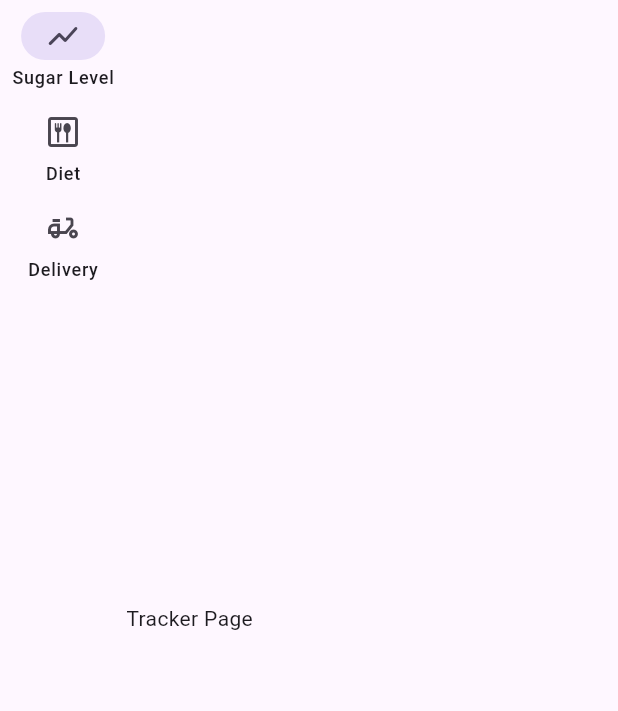
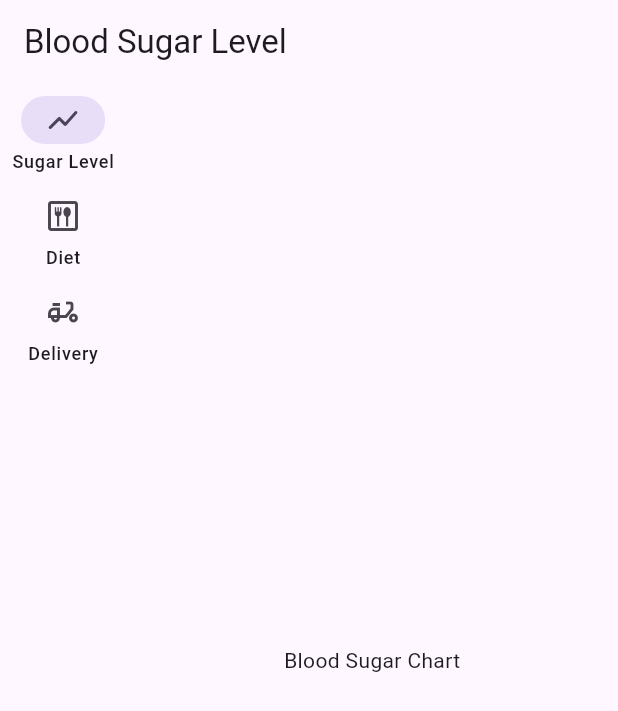
Before and after one commit to jasonkang14/gemini-ai-competition, a Flutter app: the screen it shows after launch, after a tap on "Sugar Level", on a phone screen of 412 x 824 dp. Shown: the top 711 px of the screen. Run offline on Flutter 3.47's test engine with Material 3 defaults, Android fonts, the phone set to English and light mode, and no system bars; our stand-ins replace firebase_core, flutter_riverpod, go_router, url_strategy; accounts and stored records are empty.

Commit message:
Add pages

```diff
--- a/lib/app/pages/main/main_page.dart
+++ b/lib/app/pages/main/main_page.dart
@@ -1,4 +1,7 @@
 import 'package:flutter/material.dart';
+import 'package:gemini_hackathon/app/pages/main/widgets/blood_sugar_chart.dart';
+import 'package:gemini_hackathon/app/pages/main/widgets/diet_management.dart';
+import 'package:gemini_hackathon/app/pages/main/widgets/food_delievery.dart';
 
 class MainPage extends StatefulWidget {
   const MainPage({super.key});
@@ -8,12 +11,21 @@ class MainPage extends StatefulWidget {
 }
 
 class _MainPageState extends State<MainPage> {
-  int _selectedIndex = 0;
+  int _selectedIndex = 1;
   NavigationRailLabelType labelType = NavigationRailLabelType.all;
+
+  static const List<Widget> _widgetOptions = [
+    BloodSugarChart(),
+    DietManagement(),
+    FoodDelivery(),
+  ];
 
   @override
   Widget build(BuildContext context) {
     return Scaffold(
+      appBar: AppBar(
+        title: const Text('Blood Sugar Level'),
+      ),
       body: Row(
         children: [
           NavigationRail(
@@ -42,8 +54,10 @@ class _MainPageState extends State<MainPage> {
             },
             selectedIndex: _selectedIndex,
           ),
-          const Center(
-            child: Text('Tracker Page'),
+          Expanded(
+            child: Center(
+              child: _widgetOptions.elementAt(_selectedIndex),
+            ),
           ),
         ],
       ),
--- /dev/null
+++ b/lib/app/pages/main/widgets/blood_sugar_chart.dart
@@ -0,0 +1,10 @@
+import 'package:flutter/material.dart';
+
+class BloodSugarChart extends StatelessWidget {
+  const BloodSugarChart({super.key});
+
+  @override
+  Widget build(BuildContext context) {
+    return const Text('Blood Sugar Chart');
+  }
+}
--- /dev/null
+++ b/lib/app/pages/main/widgets/diet_management.dart
@@ -0,0 +1,10 @@
+import 'package:flutter/material.dart';
+
+class DietManagement extends StatelessWidget {
+  const DietManagement({super.key});
+
+  @override
+  Widget build(BuildContext context) {
+    return const Text('Diet Management');
+  }
+}
--- /dev/null
+++ b/lib/app/pages/main/widgets/food_delievery.dart
@@ -0,0 +1,10 @@
+import 'package:flutter/material.dart';
+
+class FoodDelivery extends StatelessWidget {
+  const FoodDelivery({super.key});
+
+  @override
+  Widget build(BuildContext context) {
+    return const Text('Food Delivery');
+  }
+}
--- a/pubspec.yaml
+++ b/pubspec.yaml
@@ -40,6 +40,9 @@ dependencies:
   riverpod_annotation: ^2.3.5
   url_strategy: ^0.2.0
   go_router: ^14.2.1
+  syncfusion_flutter_charts: ^26.2.5+1
+  firebase_storage: ^12.1.1
+  cloud_firestore: ^5.1.0
 
 dev_dependencies:
   flutter_test:
```
Also changed, not shown: pubspec.lock.
